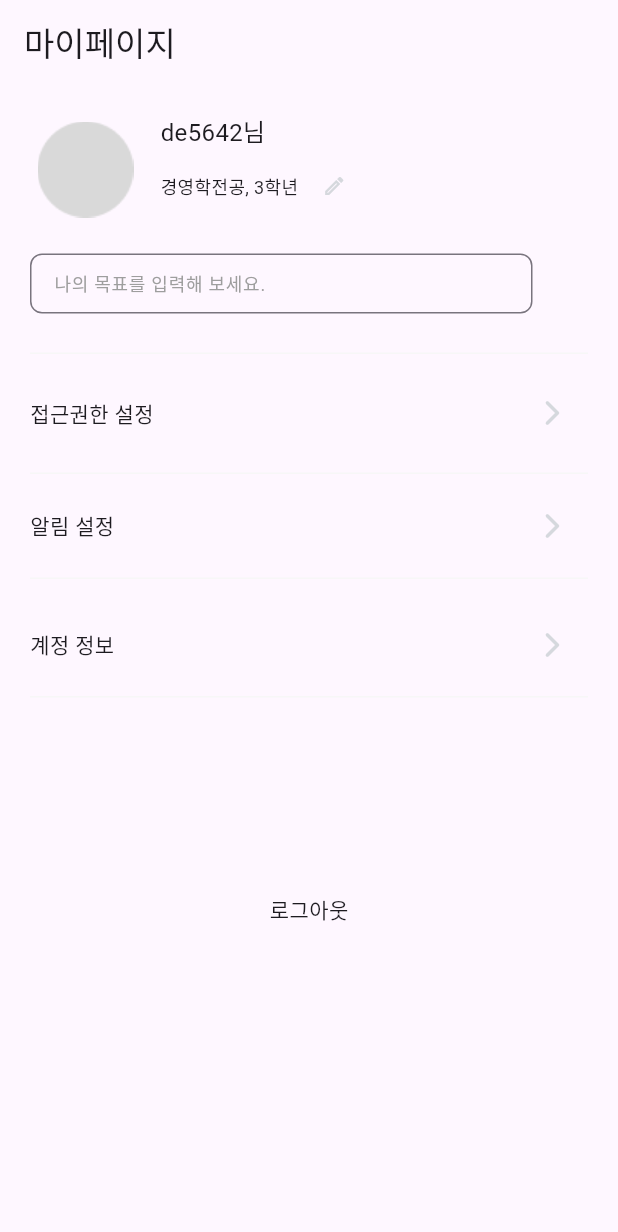
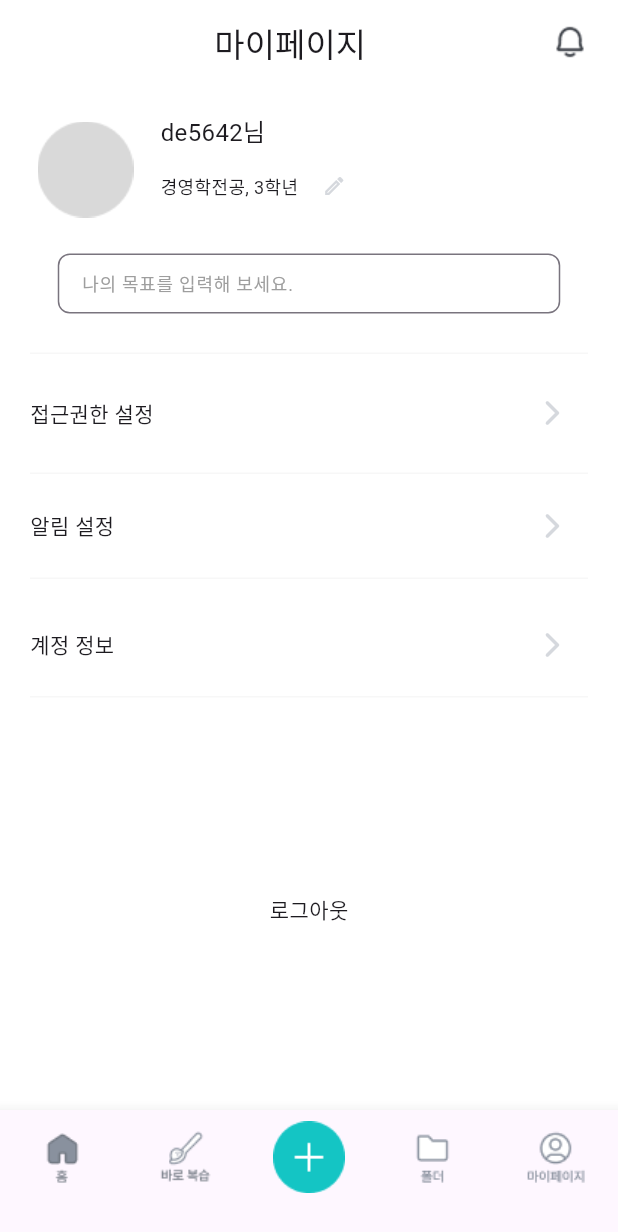
Before and after one commit to GOAT-WAAAM/WAAAM_FE, a Flutter app: the screen it shows after launch, item 5 of the bottom bar chosen, on a phone screen of 412 x 824 dp. Shown: the top 1232 px of the screen. Run offline on Flutter 3.47's test engine with Material 3 defaults, Android fonts, the phone set to English and light mode, and no system bars; our stand-ins replace flutter_dotenv, flutter_secure_storage, image_cropper, image_picker; missing offline and left inert: kakao_flutter_sdk_user.

Commit message:
myPage edited

```diff
--- a/lib/MyPage.dart
+++ b/lib/MyPage.dart
@@ -3,17 +3,64 @@ import 'NotificationPage.dart';
 import 'AccessPage.dart';
 import 'AccountInfoPage.dart';
 import 'ProfileEditPage.dart';
+import '../components/bottom_bar.dart';
+import 'test_page.dart';
 
-class MyPage extends StatelessWidget {
+class MyPage extends StatefulWidget {
   const MyPage({super.key});
+
+  @override
+  State<MyPage> createState() => _MyPageState();
+}
+
+class _MyPageState extends State<MyPage> {
+  bool isNotifyExist=false;//알림 상태
+  int _selectedIndex=0;
+  void _onItemTapped(int index) {
+    setState(() {
+      _selectedIndex = index;
+    });
+  }
 
   @override
   Widget build(BuildContext context) {
     return MaterialApp(
+      theme: ThemeData(scaffoldBackgroundColor: Colors.white),
       debugShowCheckedModeBanner: false,
       home: Scaffold(
           appBar: AppBar(
-            title: Text("마이페이지"),
+            centerTitle: false,//나중에 알림 추가되면  true로 바뀌는 함수 생성
+            title: Row(
+              mainAxisAlignment: MainAxisAlignment.center,
+              children: [
+                Padding(
+                  padding: const EdgeInsets.only(left: 19, top: 18, bottom: 16),
+                  child: Text("마이페이지"),
+                ),
+              ],
+            ),
+            backgroundColor: Colors.white,
+            elevation: 0,
+            actions: [
+              GestureDetector(
+                onTap: (){
+                  Navigator.push(
+                    context,
+                    MaterialPageRoute(builder: (context)=>const TestPage()),//TestPage 나중에 알림 페이지로 바꾸기
+                  );
+                },
+                child: Padding(
+                  padding: const EdgeInsets.only(right: 20, top: 15, bottom: 15),
+                  child: Image.asset(
+                    isNotifyExist
+                        ? 'assets/image/bell_color.png'
+                        : 'assets/image/bell_default.png',
+                    width: 24,
+                    height: 24,
+                  ),
+                ),
+              )
+            ],
           ),
           body: Padding(
             padding: const EdgeInsets.all(20.0),
@@ -21,6 +68,10 @@ class MyPage extends StatelessWidget {
                 crossAxisAlignment: CrossAxisAlignment.start,
                 children: [
                   MyInfo(), //1. 나의정보
+                  Center(
+                    child:
+                    Column(
+                      children: [
                         SizedBox( //2. 목표
                             width: 335, height: 40,
                             child: TextField(
@@ -40,12 +91,22 @@ class MyPage extends StatelessWidget {
                         AcccountInfo(),
                         SizedBox(height: 121),
                         Center(child: Text("로그아웃")),//로그아웃 페이지 연결
+                      ],
+
+                    )
+
+                  ),
+
                 ]),
-          )
+          ),
         //1. 나의 정보
         // 2. 목표
         // 3. 설정
         // 4. 로그아웃,
+        bottomNavigationBar: BottomBar(
+        selectedIndex: _selectedIndex,
+        onItemTapped: _onItemTapped,
+      ),
       ),
       routes:{
         '/accessPage' : (context) => AccessSettingsScreen(),
@@ -57,9 +118,14 @@ class MyPage extends StatelessWidget {
   }
 }
 
-class MyInfo extends StatelessWidget {
+class MyInfo extends StatefulWidget {
   const MyInfo({super.key});
 
+  @override
+  State<MyInfo> createState() => _MyInfoState();
+}
+
+class _MyInfoState extends State<MyInfo> {
   @override
   Widget build(BuildContext context) {
     return Container(
@@ -88,9 +154,14 @@ class MyInfo extends StatelessWidget {
         ));
   }
 }
-class AccessSetting extends StatelessWidget {
+class AccessSetting extends StatefulWidget {
   const AccessSetting({super.key});
 
+  @override
+  State<AccessSetting> createState() => _AccessSettingState();
+}
+
+class _AccessSettingState extends State<AccessSetting> {
   @override
   Widget build(BuildContext context) {
     return Column(
@@ -120,9 +191,14 @@ class AccessSetting extends StatelessWidget {
     );
   }
 }
-class NotificationSetting extends StatelessWidget {
+class NotificationSetting extends StatefulWidget {
   const NotificationSetting({super.key});
 
+  @override
+  State<NotificationSetting> createState() => _NotificationSettingState();
+}
+
+class _NotificationSettingState extends State<NotificationSetting> {
   @override
   Widget build(BuildContext context) {
     return Container(
@@ -150,9 +226,14 @@ class NotificationSetting extends StatelessWidget {
     );
   }
 }
-class AcccountInfo extends StatelessWidget {
+class AcccountInfo extends StatefulWidget {
   const AcccountInfo({super.key});
 
+  @override
+  State<AcccountInfo> createState() => _AcccountInfoState();
+}
+
+class _AcccountInfoState extends State<AcccountInfo> {
   @override
   Widget build(BuildContext context) {
     return Container(
--- a/lib/home_page/main_page.dart
+++ b/lib/home_page/main_page.dart
@@ -3,6 +3,7 @@ import 'package:bocket_test/home_page/mainpage_content.dart';
 import 'package:bocket_test/test_page.dart';
 import 'package:flutter/material.dart';
 import '../components/bottom_bar.dart';
+
 class MainPage extends StatefulWidget {
   const MainPage({super.key});
 
--- a/lib/main.dart
+++ b/lib/main.dart
@@ -10,8 +10,7 @@ void main() async {
   await dotenv.load(fileName: '.env'); // Required by FlutterConfig
   var appKey = dotenv.env['nativeAppKey'];
   KakaoSdk.init(nativeAppKey: appKey);
-  runApp(const MyApp()
-  );
+  runApp(const MyApp());
 }
 
 class MyApp extends StatelessWidget {
@@ -22,10 +21,7 @@ class MyApp extends StatelessWidget {
     return MaterialApp(
       debugShowCheckedModeBanner: false,
       title: 'Flutter Demo',
-      theme: ThemeData(
-        colorScheme: ColorScheme.fromSeed(seedColor: Colors.deepPurple),
-        useMaterial3: true,
-      ),
+      theme: ThemeData(scaffoldBackgroundColor: Colors.white),
       home:const MainPage(),
       // home: const MyHomePage(title: 'Flutter Demo Home Page'),
     );
```
Also changed, not shown: lib/AccountInfoPage.dart (+6 -1 lines), lib/ProfileEditPage.dart (+23 -7 lines). Lines whose indentation alone changed are shown as unchanged.
